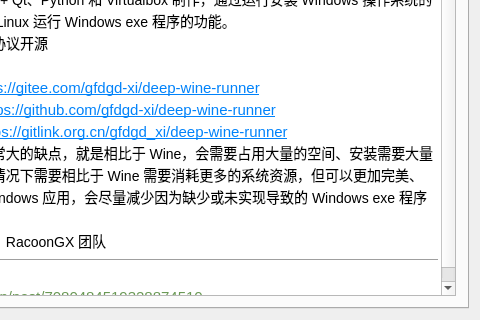
Above: VM-source/mainwindow.ui from gfdgd-xi/deep-wine-runner before the change; both pictures show x 327 to 807 and y 109 to 429 of the 807 by 429 pixel window. Below: the same form after it.
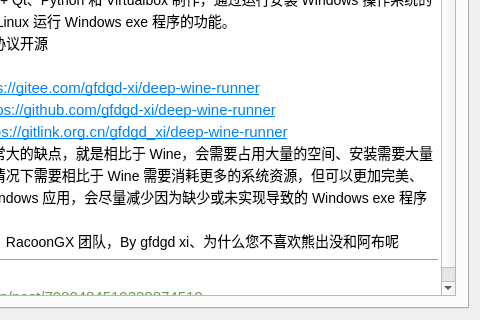
That is the form after the change. Icons and pictures are not drawn.

Commit message: 修改程序信息

Patch:
```diff
--- a/VM-source/mainwindow.ui
+++ b/VM-source/mainwindow.ui
@@ -293,7 +293,7 @@
 &lt;p style=&quot; margin-top:0px; margin-bottom:0px; margin-left:0px; margin-right:0px; -qt-block-indent:0; text-indent:0px;&quot;&gt;    Github：&lt;a href=&quot;https://github.com/gfdgd-xi/deep-wine-runner&quot;&gt;&lt;span style=&quot; font-size:11pt; text-decoration: underline; color:#0082fa;&quot;&gt;https://github.com/gfdgd-xi/deep-wine-runner&lt;/span&gt;&lt;/a&gt;&lt;/p&gt;
 &lt;p style=&quot; margin-top:0px; margin-bottom:0px; margin-left:0px; margin-right:0px; -qt-block-indent:0; text-indent:0px;&quot;&gt;    Gitlink：&lt;a href=&quot;https://gitlink.org.cn/gfdgd_xi/deep-wine-runner&quot;&gt;&lt;span style=&quot; font-size:11pt; text-decoration: underline; color:#0082fa;&quot;&gt;https://gitlink.org.cn/gfdgd_xi/deep-wine-runner&lt;/span&gt;&lt;/a&gt;&lt;/p&gt;
 &lt;p style=&quot; margin-top:0px; margin-bottom:0px; margin-left:0px; margin-right:0px; -qt-block-indent:0; text-indent:0px;&quot;&gt;此组件也有非常大的缺点，就是相比于 Wine，会需要占用大量的空间、安装需要大量的时间、某些情况下需要相比于 Wine 需要消耗更多的系统资源，但可以更加完美、流畅的运行 Windows 应用，会尽量减少因为缺少或未实现导致的 Windows exe 程序运行异常&lt;/p&gt;
-&lt;p style=&quot; margin-top:0px; margin-bottom:0px; margin-left:0px; margin-right:0px; -qt-block-indent:0; text-indent:0px;&quot;&gt;该组件制作者：RacoonGX 团队&lt;/p&gt;
+&lt;p style=&quot; margin-top:0px; margin-bottom:0px; margin-left:0px; margin-right:0px; -qt-block-indent:0; text-indent:0px;&quot;&gt;该组件制作者：RacoonGX 团队，By gfdgd xi、为什么您不喜欢熊出没和阿布呢&lt;/p&gt;
 &lt;hr /&gt;
 &lt;p style=&quot; margin-top:0px; margin-bottom:0px; margin-left:0px; margin-right:0px; -qt-block-indent:0; text-indent:0px;&quot;&gt;参考文献：&lt;/p&gt;
 &lt;p style=&quot; margin-top:0px; margin-bottom:0px; margin-left:0px; margin-right:0px; -qt-block-indent:0; text-indent:0px;&quot;&gt;&lt;span style=&quot; font-family:'Droid Sans Mono','monospace','monospace'; font-size:11pt; color:#6a9955;&quot;&gt;https://juejin.cn/post/7080484519328874510&lt;/span&gt;&lt;/p&gt;&lt;/body&gt;&lt;/html&gt;</string>
```
The commit also changes 2 other files.
